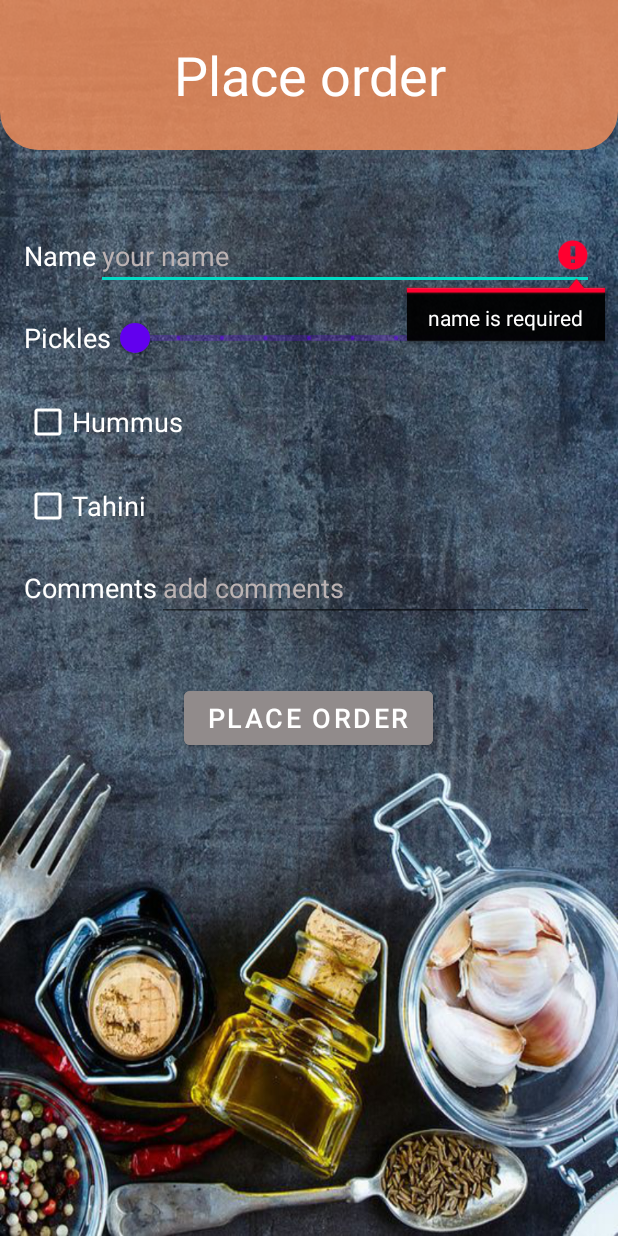
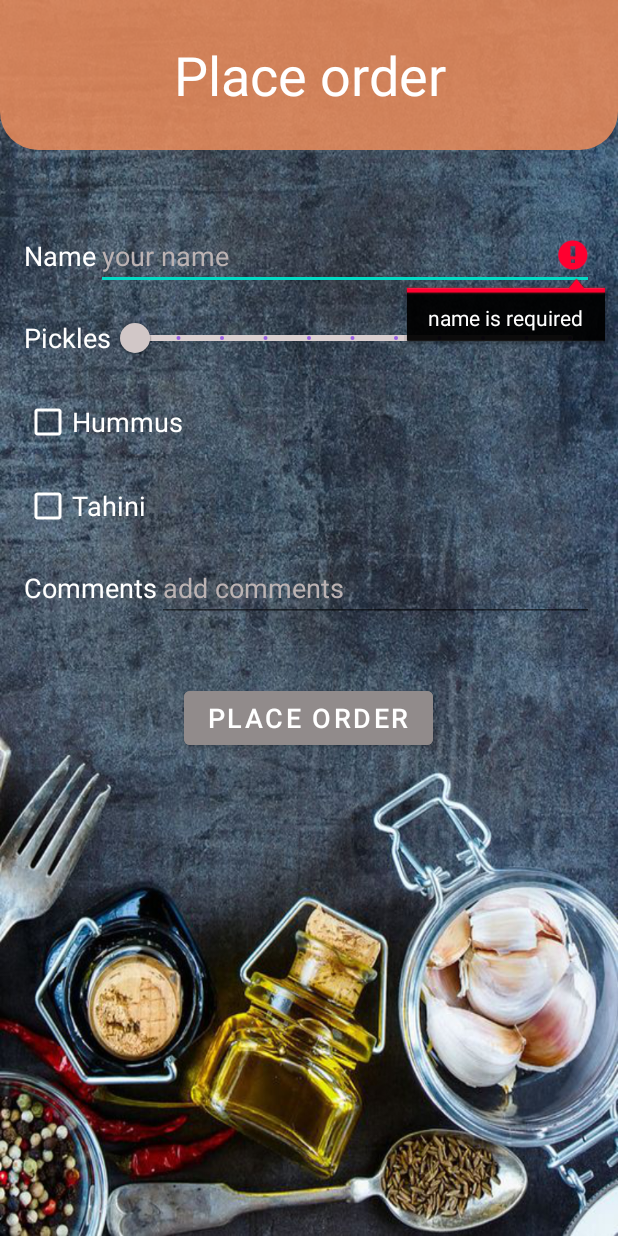
Before and after one commit to IdoSagiv/order-sandwich-app, an Android app: the screen it shows after launch (PlaceOrderActivity), on a phone screen of 412 x 824 dp. Run offline under Robolectric (Android 15) with nearby library versions, the phone set to English and light mode, and no system bars; our stand-ins replace Firebase (no records; nobody signed in at launch, a user with empty details on screens opened directly).

Commit message:
change slider color

```diff
--- a/app/src/main/res/layout/activity_place_order.xml
+++ b/app/src/main/res/layout/activity_place_order.xml
@@ -82,7 +82,11 @@
                 android:layout_height="wrap_content"
                 android:stepSize="1"
                 android:valueFrom="0"
-                android:valueTo="10" />
+                android:valueTo="10"
+                app:haloColor="#494444"
+                app:thumbColor="#D1C7C7"
+                app:trackColor="#DACFCF" />
+
         </LinearLayout>
 
         <!-- is hummus   -->
```
